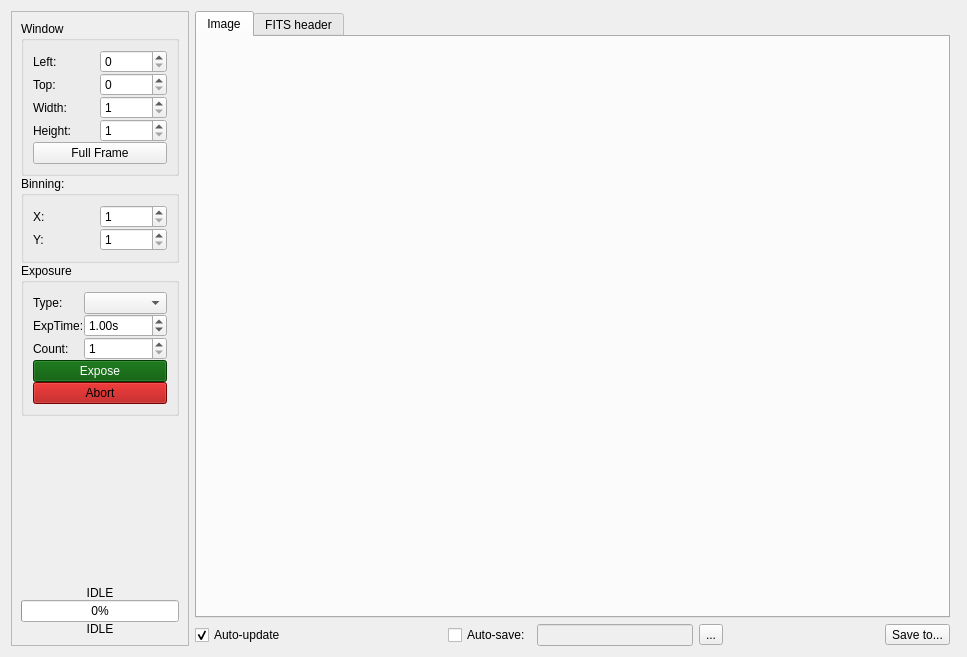
Qt form pyobs_gui/qt/widgetcamera.ui (pyobs/pyobs-gui) before a commit.
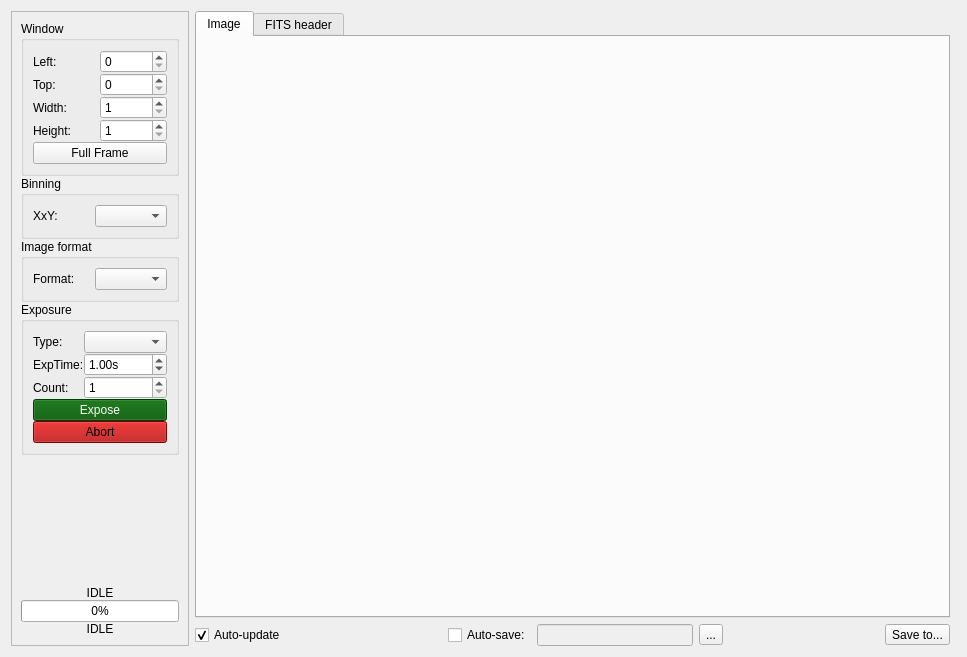
The same form after that commit. Icons and pictures are not drawn.

Commit message: made binning a check box and added option for image format

What changed in the file:
```diff
--- a/pyobs_gui/qt/widgetcamera.ui
+++ b/pyobs_gui/qt/widgetcamera.ui
@@ -131,45 +131,43 @@
        <item>
         <widget class="QGroupBox" name="groupBinning">
          <property name="title">
-          <string>Binning:</string>
+          <string>Binning</string>
          </property>
          <layout class="QGridLayout" name="gridLayout_3">
           <property name="spacing">
            <number>0</number>
           </property>
-          <item row="1" column="1">
-           <widget class="QSpinBox" name="spinBinningY">
-            <property name="minimum">
-             <number>1</number>
-            </property>
-            <property name="maximum">
-             <number>3</number>
-            </property>
-           </widget>
-          </item>
-          <item row="0" column="1">
-           <widget class="QSpinBox" name="spinBinningX">
-            <property name="minimum">
-             <number>1</number>
-            </property>
-            <property name="maximum">
-             <number>3</number>
-            </property>
-           </widget>
-          </item>
-          <item row="1" column="0">
-           <widget class="QLabel" name="label_6">
-            <property name="text">
-             <string>Y:</string>
-            </property>
-           </widget>
-          </item>
           <item row="0" column="0">
            <widget class="QLabel" name="label_5">
             <property name="text">
-             <string>X:</string>
+             <string>XxY:</string>
             </property>
            </widget>
+          </item>
+          <item row="0" column="1">
+           <widget class="QComboBox" name="comboBinning"/>
+          </item>
+         </layout>
+        </widget>
+       </item>
+       <item>
+        <widget class="QGroupBox" name="groupImageFormat">
+         <property name="title">
+          <string>Image format</string>
+         </property>
+         <layout class="QGridLayout" name="gridLayout_6">
+          <property name="spacing">
+           <number>0</number>
+          </property>
+          <item row="0" column="0">
+           <widget class="QLabel" name="label_10">
+            <property name="text">
+             <string>Format:</string>
+            </property>
+           </widget>
+          </item>
+          <item row="0" column="1">
+           <widget class="QComboBox" name="comboImageFormat"/>
           </item>
          </layout>
         </widget>
```
Left out of the diff: 2 changed lines with no effect on the pictures. The commit also changes 2 other files.
